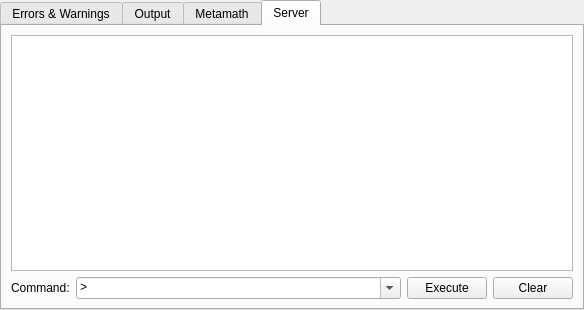
The window that addons/kate-russell-plugin/BottomTab.ui (dmitry-vlasov/kate-russell) describes before a commit, drawn with Qt 5.
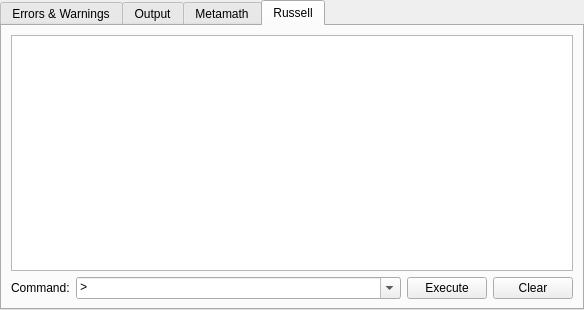
The same window after the commit.

```diff
--- a/addons/kate-russell-plugin/BottomTab.ui
+++ b/addons/kate-russell-plugin/BottomTab.ui
@@ -183,7 +183,7 @@
        </sizepolicy>
       </property>
       <attribute name="title">
-       <string>Server</string>
+       <string>Russell</string>
       </attribute>
       <layout class="QVBoxLayout" name="verticalLayout_4">
        <item>
```
Left out of the diff: 4 changed lines with no effect on the pictures.
